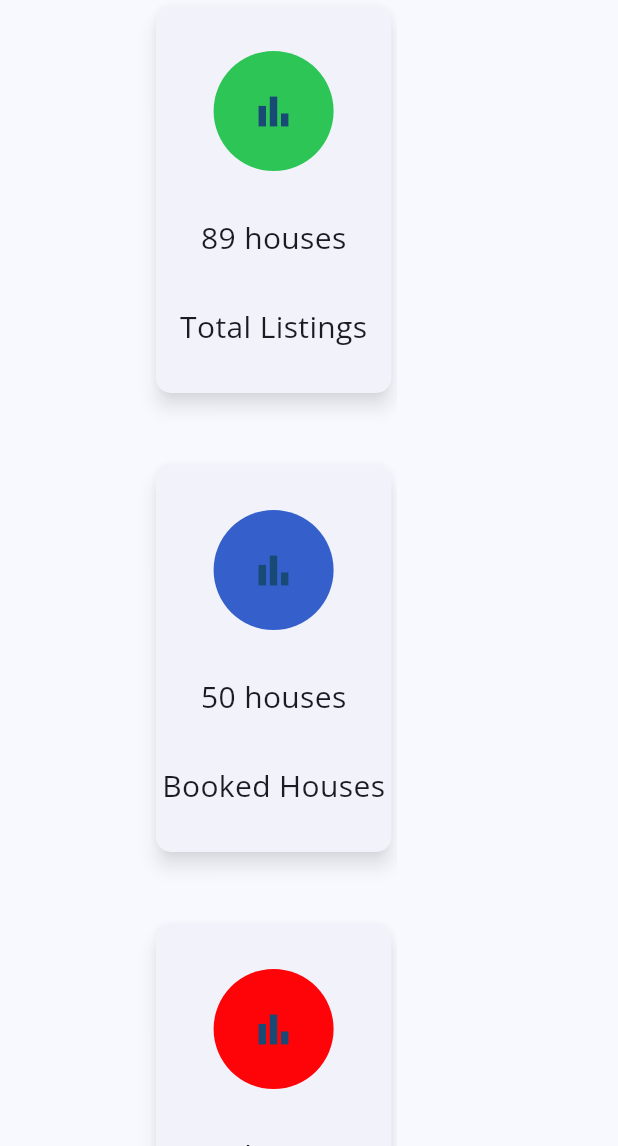
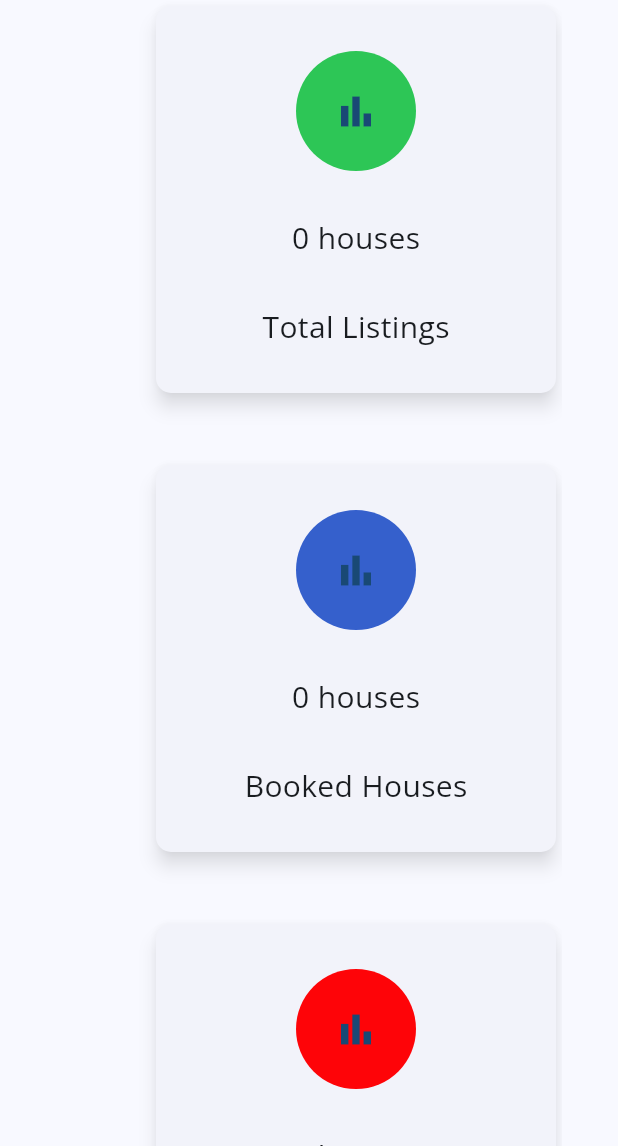
Before and after one commit to Maxwell-016/Residential-Tracker-and-booking, a Flutter app: the LandLordDashboardScreen screen opened by its route, on a phone screen of 412 x 824 dp, the part 90-1236 px from its top. Run offline on Flutter 3.47's test engine with Material 3 defaults, Android fonts, the light colour scheme and no system bars; our stand-ins replace awesome_notifications, cached_network_image, cloud_firestore, dio, email_validator, file_picker and 13 more; accounts and stored records are empty.

Commit message:
dynamic data

```diff
--- a/flutter_frontend/lib/View/Components/card_button.dart
+++ b/flutter_frontend/lib/View/Components/card_button.dart
@@ -12,8 +12,9 @@ class CardButton extends StatelessWidget {
   Widget build(BuildContext context) {
     bool isDark = Theme.of(context).brightness == Brightness.dark;
     double deviceWidth = MediaQuery.of(context).size.width;
+    double width = deviceWidth > 800? deviceWidth / 2.5 : deviceWidth / 1.5;
     return SizedBox(
-      width: deviceWidth / 2.5,
+      width: width,
       child: Card(
         elevation: 5.0,
         shadowColor: isDark? Colors.white: Colors.black54,
--- a/flutter_frontend/lib/View/Screens/Landlord/landloard_dash.dart
+++ b/flutter_frontend/lib/View/Screens/Landlord/landloard_dash.dart
@@ -34,6 +34,21 @@ class LandLordDashboardScreen extends ConsumerStatefulWidget {
 
 class _LandLordDashboardScreenState extends ConsumerState<LandLordDashboardScreen> {
 
+  late Future<Map<String,int>> _houseDataFuture;
+
+  FirebaseServices firebaseService = FirebaseServices();
+  @override
+  void initState() {
+    super.initState();
+    _houseDataFuture = _fetchHouseData();
+  }
+  Future<Map<String,int>> _fetchHouseData() async{
+    final total = await firebaseService.getNoOfAllHouses();
+    final booked = await firebaseService.getNoOfAllBookedHouses();
+    final notBooked = total - booked;
+    return {'total' : total, 'booked' : booked, 'notBooked' : notBooked};
+  }
+
 
   @override
   Widget build(BuildContext context) {
@@ -55,7 +70,17 @@ class _LandLordDashboardScreenState extends ConsumerState<LandLordDashboardScree
 
 
         drawer: LandlordSideNav(),
-        body: SingleChildScrollView(
+        body: FutureBuilder(
+          future:  _houseDataFuture,
+          builder: (context,snapshot) {
+            if(snapshot.connectionState == ConnectionState.waiting){
+              return Center(child: CircularProgressIndicator(),);
+            }
+            if(snapshot.hasError){
+              return Center(child: Text('Error loading data. Check your connection and try again'),);
+            }
+            final data = snapshot.data!;
+            return SingleChildScrollView(
               child: Padding(
                 padding: const EdgeInsets.only(left: 100.0),
                 child: Wrap(
@@ -64,20 +89,23 @@ class _LandLordDashboardScreenState extends ConsumerState<LandLordDashboardScree
                   children: [
                     // display
                     CardButton(
-                    quantity: 89,
+                        quantity: data['total'],
                         bgColor: AppColors.totalListings,
                         title: 'Total Listings'),
                     CardButton(
-                    quantity: 50,
+                        quantity: data['booked'],
                         bgColor: AppColors.booked,
                         title: 'Booked Houses'),
                     CardButton(
-                    quantity: 39,
+                        quantity: data['notBooked'],
                         bgColor: AppColors.availableListings,
                         title: 'Available Houses'),
                   ],
                 ),
               ),
+            );
+
+          },
         ),
       ),
     );
--- a/flutter_frontend/lib/View/Screens/Landlord/landlord_profile.dart
+++ b/flutter_frontend/lib/View/Screens/Landlord/landlord_profile.dart
@@ -113,7 +113,7 @@ class LandlordProfile extends HookConsumerWidget {
         ),
 
         drawer: LandlordSideNav(),
-        body: isLoading.value || landlordDetails.value == {}
+        body: isLoading.value
             ? Center(
                 child: CircularProgressIndicator(),
               )
@@ -155,6 +155,7 @@ class LandlordProfile extends HookConsumerWidget {
 
                                 ref.read(profileUrl.notifier).state =
                                     profilePhoto;
+                                logger.i(ref.watch(profileUrl));
                               },
                               child: CircleAvatar(
                                 radius: 80.0,
--- a/flutter_frontend/lib/View/Screens/Landlord/manage_house_listings.dart
+++ b/flutter_frontend/lib/View/Screens/Landlord/manage_house_listings.dart
@@ -50,7 +50,8 @@ class ManageHouseListings extends ConsumerWidget {
 
 
         drawer: LandlordSideNav(),
-        body: Padding(
+        body: SingleChildScrollView(
+          child: Padding(
             padding: const EdgeInsets.only(left: 100.0),
             child: Wrap(
               spacing: 40.0,
@@ -86,7 +87,7 @@ class ManageHouseListings extends ConsumerWidget {
                 ),
                 CardButton(
                   bgColor: AppColors.manage,
-                title: 'Mark House as Booked',
+                  title: 'Mark House as Booked / Not Booked',
                   icon: Icon(
                     color: Colors.black,
                     Icons.calendar_month_outlined,
@@ -97,6 +98,7 @@ class ManageHouseListings extends ConsumerWidget {
             ),
           ),
         ),
+      ),
     );
   }
 }
--- a/flutter_frontend/lib/main.dart
+++ b/flutter_frontend/lib/main.dart
@@ -6,6 +6,7 @@ import 'package:flutter/material.dart';
 import 'package:flutter/services.dart';
 import 'package:flutter_frontend/View-Model/navigation/routes.dart';
 import 'package:flutter_frontend/View/Screens/Landlord/landlord_profile.dart';
+import 'package:flutter_frontend/View/Screens/Landlord/students_bookings.dart';
 import 'package:flutter_frontend/View/Screens/Landlord/view_and_update_listings.dart';
 import 'package:flutter_frontend/View/Screens/Student/mapit.dart';
 import 'package:flutter_frontend/constants.dart';
@@ -43,22 +44,18 @@ Future<void> main() async {
   }
   // String initialRoute = await getLastVisitedPage();
 
-
   AwesomeNotifications().initialize(
     null,
     [
       NotificationChannel(
           channelKey: "app_status",
           channelName: "booking",
-          channelDescription: "Booking status"
-      )
+          channelDescription: "Booking status")
     ],
     debug: true,
   );
 
-
-  runApp(ProviderScope(
-      child: ResidentialTrackerAndBooking()));
+  runApp(ProviderScope(child: ResidentialTrackerAndBooking()));
 }
 
 class CustomScrollBehavior extends MaterialScrollBehavior {
@@ -81,17 +78,13 @@ class ResidentialTrackerAndBooking extends ConsumerStatefulWidget {
 
 class _StateResidentialTrackerAndBooking
     extends ConsumerState<ResidentialTrackerAndBooking> {
-
   ThemeMode themeMode = ThemeMode.light;
-
 
   ColorSelection colorSelected = ColorSelection.blue;
 
   void changeThemeMode(bool useLightMode) {
     setState(() {
-      themeMode = useLightMode
-          ? ThemeMode.light
-          : ThemeMode.dark;
+      themeMode = useLightMode ? ThemeMode.light : ThemeMode.dark;
     });
   }
 
@@ -100,8 +93,6 @@ class _StateResidentialTrackerAndBooking
       colorSelected = ColorSelection.values[value];
     });
   }
-
-
 
   late final _router = GoRouter(
     initialLocation: "/login",
@@ -112,12 +103,10 @@ class _StateResidentialTrackerAndBooking
           builder: (context, state) => RegistrationPage(),
           path: '/registration'),
       GoRoute(
-            builder: (context, state)=> ForgotPassword(),
-
+          builder: (context, state) => ForgotPassword(),
           path: '/forgot-password'),
       GoRoute(
           builder: (context, state) => EmailVerificationPage(),
-
           path: '/verification'),
 
       // GoRoute(
@@ -125,7 +114,6 @@ class _StateResidentialTrackerAndBooking
       //       return StudentDashboard();
       //     },
       //     path: '/student-dashboard'),
-
 
       GoRoute(
           builder: (context, state) {
@@ -136,7 +124,6 @@ class _StateResidentialTrackerAndBooking
             );
           },
           path: '/landlord-dashboard'),
-
 
       GoRoute(
           builder: (context, state) {
@@ -155,7 +142,6 @@ class _StateResidentialTrackerAndBooking
                 changeColor: changeColor,
                 colorSelected: colorSelected,
               ),
-
             ),
             GoRoute(
                 path: 'view-and-update-listings',
@@ -166,7 +152,14 @@ class _StateResidentialTrackerAndBooking
                     ))
           ]),
       GoRoute(
-          builder: (context,state) => LandlordProfile(
+          path: '/student-bookings',
+          builder: (context, state) => StudentsBookings(
+                changeTheme: changeThemeMode,
+                changeColor: changeColor,
+                colorSelected: colorSelected,
+              )),
+      GoRoute(
+          builder: (context, state) => LandlordProfile(
                 changeTheme: changeThemeMode,
                 changeColor: changeColor,
                 colorSelected: colorSelected,
@@ -188,12 +181,11 @@ class _StateResidentialTrackerAndBooking
           changeColor: changeColor,
           colorSelected: colorSelected,
         ),
-
       ),
 
       GoRoute(
           builder: (context, state) {
-              return  ChatScreen(
+            return ChatScreen(
               changeTheme: changeThemeMode,
               changeColor: changeColor,
               colorSelected: colorSelected,
@@ -202,12 +194,9 @@ class _StateResidentialTrackerAndBooking
           path: '/student-dashboard'),
       GoRoute(
           builder: (context, state) {
-              return  MapScreen();
+            return MapScreen();
           },
           path: '/mapit'),
-
-
-
     ],
     errorPageBuilder: (context, state) {
       return MaterialPage(
@@ -220,7 +209,6 @@ class _StateResidentialTrackerAndBooking
       );
     },
   );
-
 
   Future<String?> _appRedirect(
       BuildContext context, GoRouterState state) async {
```
Also changed, not shown: flutter_frontend/lib/View/Components/landlord_side_nav.dart (+8 -3 lines), flutter_frontend/lib/View/Screens/Landlord/add_house.dart (+34 -34 lines), flutter_frontend/lib/View/Screens/Landlord/students_bookings.dart (+85 -0 lines), flutter_frontend/lib/View/Screens/Landlord/view_and_update_listings.dart (+72 -75 lines), flutter_frontend/lib/services/firebase_services.dart (+23 -11 lines). Lines whose indentation alone changed are shown as unchanged.
